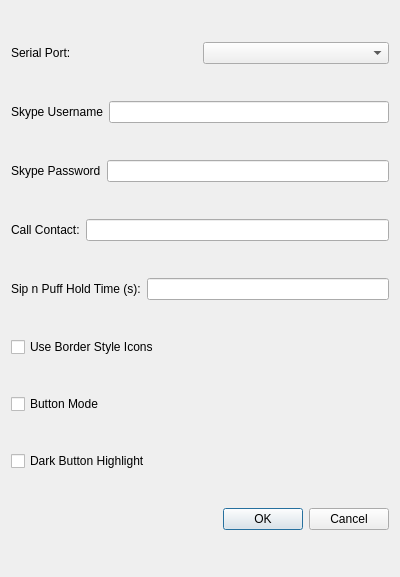
The window that QRaspbed/settings.ui (johnramsden/Raspbed) describes before a commit, drawn with Qt 5.
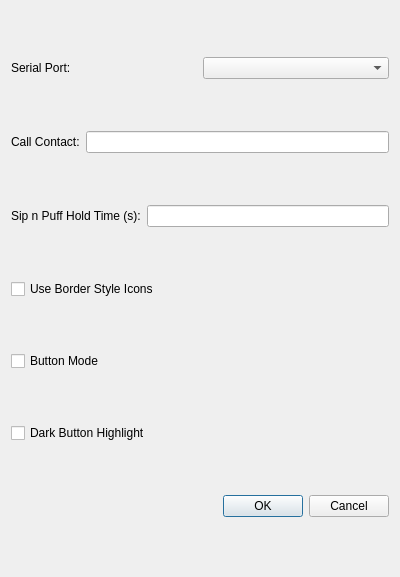
The same window after the commit.

Commit message:
Removed skype user/pass. Unfortunately pipelogin causes cli calls to be unresponsive.
Also removed killing skype and logging in.

Patch:
```diff
--- a/QRaspbed/settings.ui
+++ b/QRaspbed/settings.ui
@@ -38,34 +38,6 @@
      </item>
     </layout>
    </item>
-   <item>
-    <layout class="QHBoxLayout" name="skypeUsernameHorizontalLayout">
-     <item>
-      <widget class="QLabel" name="skypeUsernameLabel">
-       <property name="text">
-        <string>Skype Username</string>
-       </property>
-      </widget>
-     </item>
-     <item>
-      <widget class="QLineEdit" name="skypeUsernameLineEdit"/>
-     </item>
-    </layout>
-   </item>
-   <item>
-    <layout class="QHBoxLayout" name="skypePasswordHorizontalLayout">
-     <item>
-      <widget class="QLabel" name="skypePasswordLabel">
-       <property name="text">
-        <string>Skype Password</string>
-       </property>
-      </widget>
-     </item>
-     <item>
-      <widget class="QLineEdit" name="skypePasswordLineEdit"/>
-     </item>
-    </layout>
-   </item>
    <item>
     <layout class="QHBoxLayout" name="callContactHorizontalLayout">
      <item>
```
Left out of the diff: 4 changed lines with no effect on the pictures. The commit also changes 29 other files.
